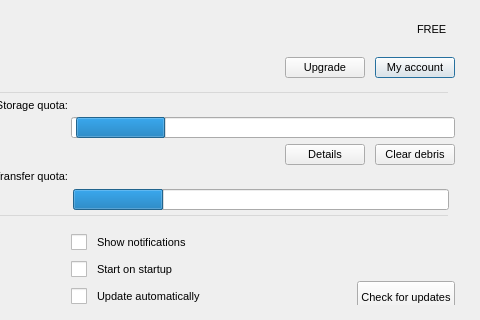
Old version of the form src/MEGASync/gui/macx/SettingsDialog.ui in the repository meganz/MEGAsync; both pictures show x 160 to 640 and y 0 to 320 of the 640 by 648 pixel window.
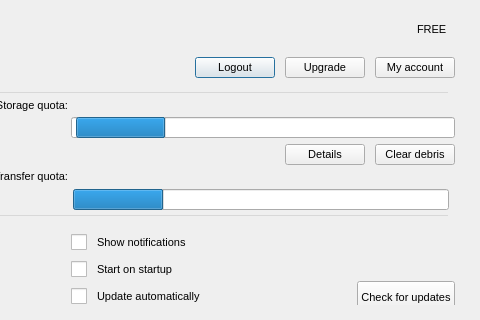
New version of the form. The open tabs and pages were chosen to show the change. Icons and pictures are not drawn. Custom widgets are drawn as their Qt base class.

Commit message: Add missing bUnlink button for macOS

Patch:
```diff
--- a/src/MEGASync/gui/macx/SettingsDialog.ui
+++ b/src/MEGASync/gui/macx/SettingsDialog.ui
@@ -676,6 +676,13 @@
                      </property>
                     </spacer>
                    </item>
+                   <item>
+                    <widget class="QPushButton" name="bUnlink">
+                     <property name="text">
+                      <string>Logout</string>
+                     </property>
+                    </widget>
+                   </item>
                    <item>
                     <widget class="QPushButton" name="bUpgrade">
                      <property name="minimumSize">
```
